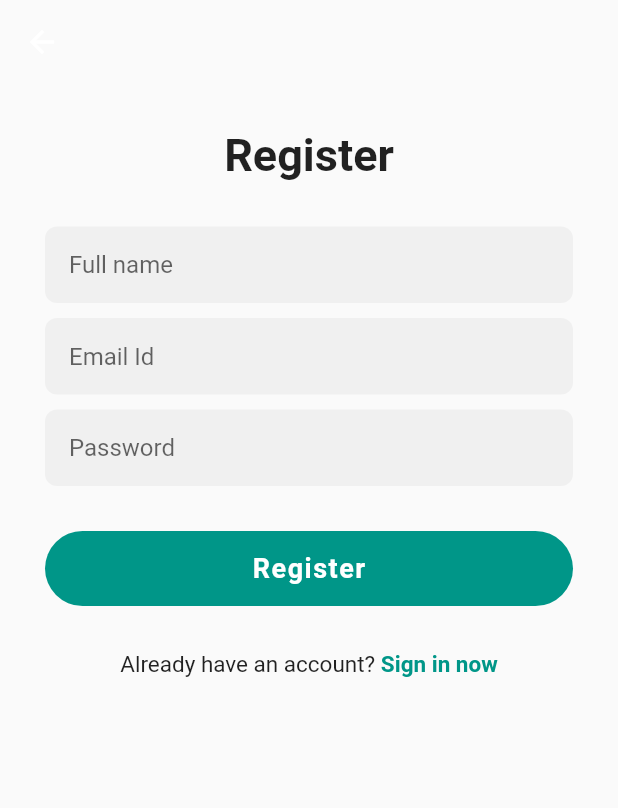
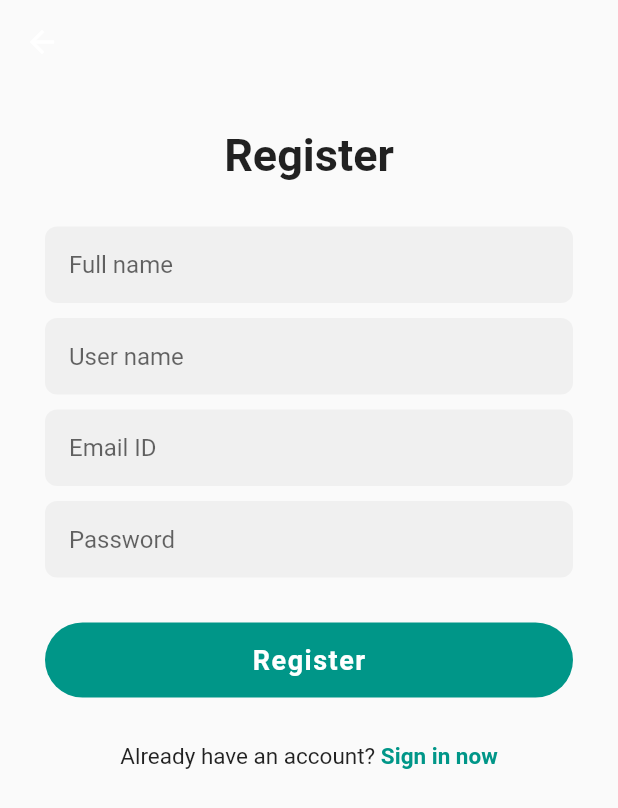
Before and after one commit to akillika/chatapp, a Flutter app: the SignUpPage screen opened directly, on a phone screen of 412 x 824 dp. Shown: the top 808 px of the screen. Run offline on Flutter 3.47's test engine with Material 2 defaults, Android fonts, the phone set to English and light mode, and no system bars; our stand-ins replace cloud_firestore, firebase_auth, firebase_core; accounts and stored records are empty; network calls fail; Roboto replaces fonts that are missing (Montserrat).

Commit message:
User authentication added

```diff
--- a/lib/signupPage.dart
+++ b/lib/signupPage.dart
@@ -1,6 +1,10 @@
 import 'package:chatapp/signinPage.dart';
+import 'package:firebase_auth/firebase_auth.dart';
 import 'package:flutter/material.dart';
 import 'package:flutter/cupertino.dart';
+import 'package:cloud_firestore/cloud_firestore.dart';
+
+import 'authentication.dart';
 
 class SignUpPage extends StatefulWidget {
   const SignUpPage({Key? key}) : super(key: key);
@@ -10,6 +14,27 @@ class SignUpPage extends StatefulWidget {
 }
 
 class _SignUpPageState extends State<SignUpPage> {
+  final emailController = TextEditingController();
+  final passwordController = TextEditingController();
+  final fullNameController = TextEditingController();
+  final userNameController = TextEditingController();
+  FirebaseFirestore firestore = FirebaseFirestore.instance;
+
+  CollectionReference users = FirebaseFirestore.instance.collection('users');
+
+  Future<void> addUser(String fullName, String email, String userName, String uid) {
+    return users.doc(uid)
+        .set({
+      'full_name': fullName,
+      'email': email,
+      'user_name': userName,
+      'uid':uid,
+    })
+        .then((value) => print("User Added"))
+        .catchError((error) => print("Failed to add user: $error"));
+  }
+
+
   @override
   Widget build(BuildContext context) {
     return Scaffold(
@@ -27,6 +52,7 @@ class _SignUpPageState extends State<SignUpPage> {
               Text("Register",style: TextStyle(fontSize: 30,fontWeight: FontWeight.bold),),
               SizedBox(height: 30,),
               TextField(
+                controller: fullNameController,
                 // textAlign: TextAlign.center,
                 keyboardType: TextInputType.text,
                 decoration: InputDecoration(
@@ -46,10 +72,12 @@ class _SignUpPageState extends State<SignUpPage> {
               ),
               SizedBox(height: 10,),
               TextField(
+
+                controller: userNameController,
                 // textAlign: TextAlign.center,
                 keyboardType: TextInputType.text,
                 decoration: InputDecoration(
-                  hintText: 'Email Id',
+                  hintText: 'User name',
                   hintStyle: TextStyle(fontSize: 16),
                   border: OutlineInputBorder(
                     borderRadius: BorderRadius.circular(8),
@@ -65,6 +93,27 @@ class _SignUpPageState extends State<SignUpPage> {
               ),
               SizedBox(height: 10,),
               TextField(
+                controller: emailController,
+                // textAlign: TextAlign.center,
+                keyboardType: TextInputType.text,
+                decoration: InputDecoration(
+                  hintText: 'Email ID',
+                  hintStyle: TextStyle(fontSize: 16),
+                  border: OutlineInputBorder(
+                    borderRadius: BorderRadius.circular(8),
+                    borderSide: BorderSide(
+                      width: 0,
+                      style: BorderStyle.none,
+                    ),
+                  ),
+                  filled: true,
+                  contentPadding: EdgeInsets.all(16),
+                  // fillColor: colorSearchBg,
+                ),
+              ),
+              SizedBox(height: 10,),
+              TextField(
+                controller: passwordController,
                 // textAlign: TextAlign.center,
                 keyboardType: TextInputType.text,
                 decoration: InputDecoration(
@@ -87,10 +136,23 @@ class _SignUpPageState extends State<SignUpPage> {
                 height: 50.0,
                 child: GestureDetector(
                   onTap: () {
-                    Navigator.push(
-                      context,
-                      MaterialPageRoute(builder: (context) => SignUpPage()),
-                    );
+                    AuthenticationHelper()
+                        .signUp(email: emailController.text, password: passwordController.text)
+                        .then((result) {
+                      if (result == null) {
+                        var currentUser = FirebaseAuth.instance.currentUser;
+                        addUser(fullNameController.text, emailController.text,userNameController.text,currentUser!.uid.toString());
+                        Navigator.pushReplacement(context,
+                            MaterialPageRoute(builder: (context) => SignInPage()));
+                      } else {
+                        final snackBar = SnackBar(content: Text(result));
+                        ScaffoldMessenger.of(context).showSnackBar(snackBar);
+
+
+
+                      }
+                    });
+
                   },
                   child: Container(
                     decoration: BoxDecoration(
--- a/pubspec.yaml
+++ b/pubspec.yaml
@@ -28,6 +28,9 @@ dependencies:
   # The following adds the Cupertino Icons font to your application.
   # Use with the CupertinoIcons class for iOS style icons.
   cupertino_icons: ^1.0.2
+  firebase_auth:
+  firebase_core:
+  cloud_firestore: ^2.5.3
 
 dev_dependencies:
   flutter_test:
```
Also changed, not shown: lib/authentication.dart (added, +40 -0 lines), lib/chatPage.dart (+10 -2 lines), lib/main.dart (+30 -2 lines), lib/signinPage.dart (+21 -4 lines), pubspec.lock, 11 other files.
